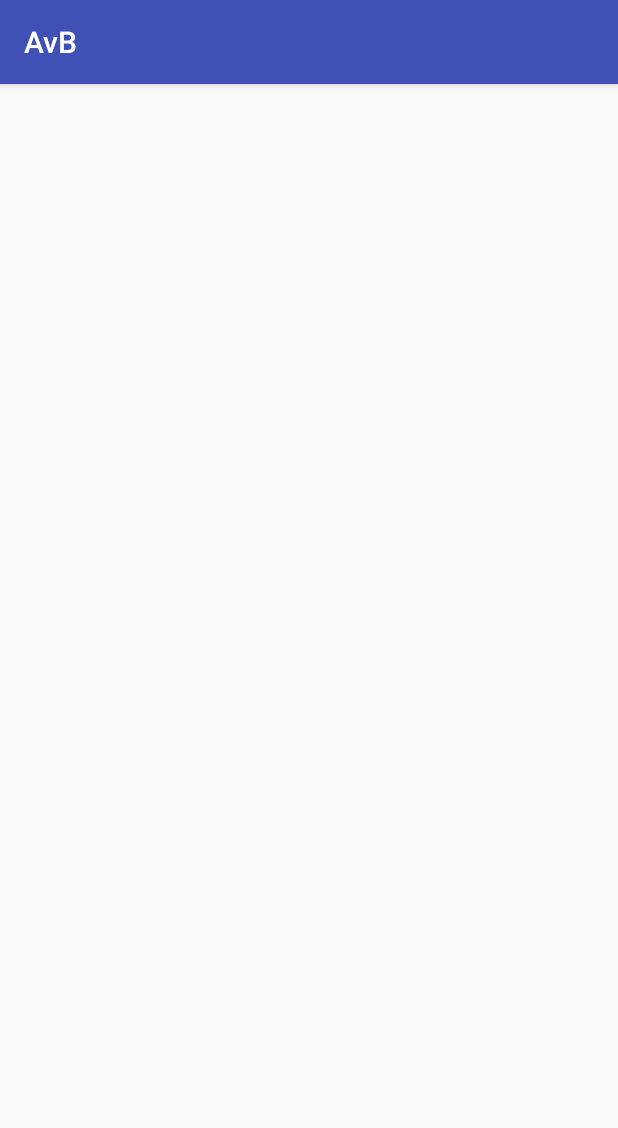
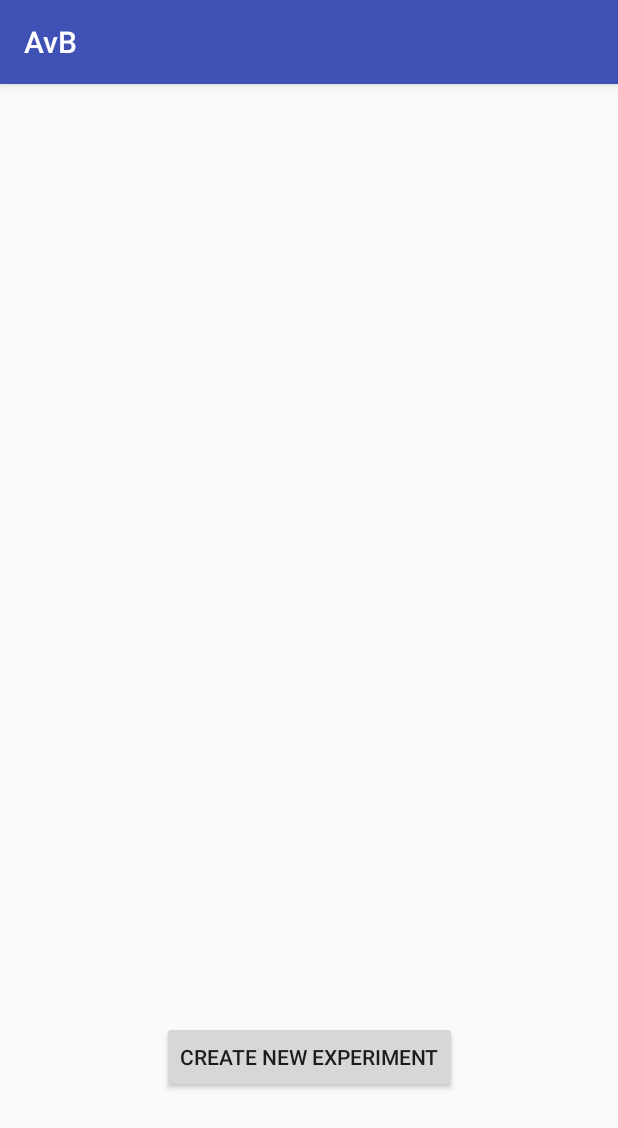
Before and after one commit to Atticus29/AvB, an Android app: the AllExperimentsActivity screen opened directly, with no data from a screen before it, on a phone screen of 412 x 824 dp. Shown: the top 1128 px of the screen. Run offline under Robolectric (Android 15) with nearby library versions, the phone set to English and light mode, and no system bars; our stand-ins replace ButterKnife.

Commit message:
get buttons to navigate to the activities they need to get to

```diff
--- a/app/src/main/java/com/epicodus/avb/AddExperimentActivity.java
+++ b/app/src/main/java/com/epicodus/avb/AddExperimentActivity.java
@@ -8,6 +8,7 @@ import android.widget.Button;
 import android.widget.EditText;
 
 import butterknife.Bind;
+import butterknife.ButterKnife;
 
 public class AddExperimentActivity extends AppCompatActivity implements View.OnClickListener {
     @Bind(R.id.nameInput) EditText mNameInput;
@@ -20,6 +21,8 @@ public class AddExperimentActivity extends AppCompatActivity implements View.OnC
     protected void onCreate(Bundle savedInstanceState) {
         super.onCreate(savedInstanceState);
         setContentView(R.layout.activity_add_experiment);
+        ButterKnife.bind(this);
+        mSubmitButton.setOnClickListener(this);
     }
 
     @Override
--- a/app/src/main/java/com/epicodus/avb/AllExperimentsActivity.java
+++ b/app/src/main/java/com/epicodus/avb/AllExperimentsActivity.java
@@ -1,13 +1,30 @@
 package com.epicodus.avb;
 
+import android.content.Intent;
 import android.support.v7.app.AppCompatActivity;
 import android.os.Bundle;
+import android.view.View;
+import android.widget.Button;
 
-public class AllExperimentsActivity extends AppCompatActivity {
+import butterknife.Bind;
+import butterknife.ButterKnife;
+
+public class AllExperimentsActivity extends AppCompatActivity implements View.OnClickListener{
+    @Bind(R.id.createButton) Button mCreateButton;
 
     @Override
     protected void onCreate(Bundle savedInstanceState) {
         super.onCreate(savedInstanceState);
         setContentView(R.layout.activity_all_experiments);
+        ButterKnife.bind(this);
+        mCreateButton.setOnClickListener(this);
+    }
+
+    @Override
+    public void onClick(View v){
+        if(v == mCreateButton){
+            Intent intent = new Intent(AllExperimentsActivity.this, AddExperimentActivity.class);
+            startActivity(intent);
+        }
     }
 }
--- a/app/src/main/res/layout/activity_all_experiments.xml
+++ b/app/src/main/res/layout/activity_all_experiments.xml
@@ -6,4 +6,16 @@
     android:layout_height="match_parent"
     tools:context="com.epicodus.avb.AllExperimentsActivity">
 
+    <Button
+        android:id="@+id/createButton"
+        android:layout_width="wrap_content"
+        android:layout_height="wrap_content"
+        android:text="Create New Experiment"
+        app:layout_constraintBottom_toBottomOf="parent"
+        app:layout_constraintLeft_toLeftOf="parent"
+        app:layout_constraintRight_toRightOf="parent"
+        app:layout_constraintTop_toTopOf="parent"
+        app:layout_constraintHorizontal_bias="0.502"
+        app:layout_constraintVertical_bias="0.868" />
+
 </android.support.constraint.ConstraintLayout>
--- a/app/src/main/res/layout/activity_experiment.xml
+++ b/app/src/main/res/layout/activity_experiment.xml
@@ -5,5 +5,4 @@
     android:layout_width="match_parent"
     android:layout_height="match_parent"
     tools:context="com.epicodus.avb.ExperimentActivity">
-
 </android.support.constraint.ConstraintLayout>
```
Also changed, not shown: app/src/main/AndroidManifest.xml (+10 -2 lines), app/src/main/java/com/epicodus/avb/ExperimentActivity.java (+6 -1 lines).
